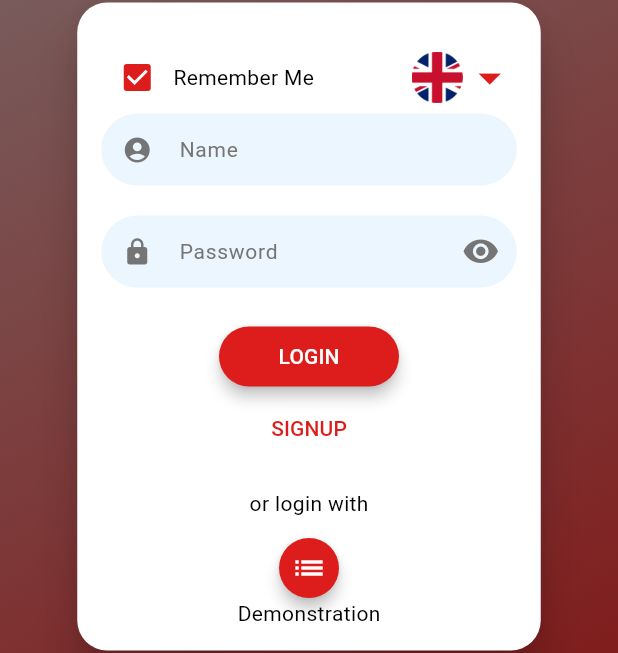
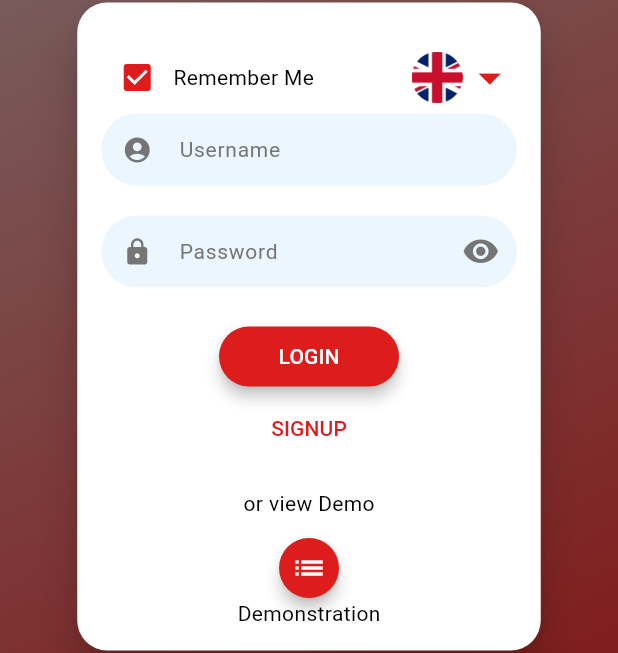
Before and after one commit to Sokrates1989/flutter_meal_tracker_demo, a Flutter app: the screen it shows after launch, on a phone screen of 412 x 824 dp. Shown: the part 401-1054 px from the top of the screen. Run offline on Flutter 3.47's test engine with Material 3 defaults, Android fonts, the light colour scheme and no system bars; drawn by our look-alikes of flutter_login; our stand-ins replace easy_localization, shared_preferences, sqflite; accounts and stored records are empty.

Commit message:
Welcome Screen: reAdded messages to use translations.

```diff
--- a/lib/screens/welcome_screen.dart
+++ b/lib/screens/welcome_screen.dart
@@ -85,6 +85,16 @@ class _WelcomeScreenState extends State<WelcomeScreen>
         onSignup: (signupData) => AuthService(context).signupUser(
             signupData, _isRememberUserAndPasswordEnabled),
         hideForgotPasswordButton: true,
+        messages: LoginMessages(
+          userHint: tr('Username'),
+          passwordHint: tr('Password'),
+          confirmPasswordHint: tr('Confirm Password'),
+          loginButton: tr('LOGIN'),
+          signupButton: tr('SIGNUP'),
+          // providersTitleFirst: tr('or login with'),
+          providersTitleFirst: tr('or view Demo'),
+          // providersTitleSecond: tr('or view Demo'),
+        ),
         savedEmail: _savedUserName!,
         savedPassword: _savedPassword!,
         passwordValidator: _passwordValidator,
```
